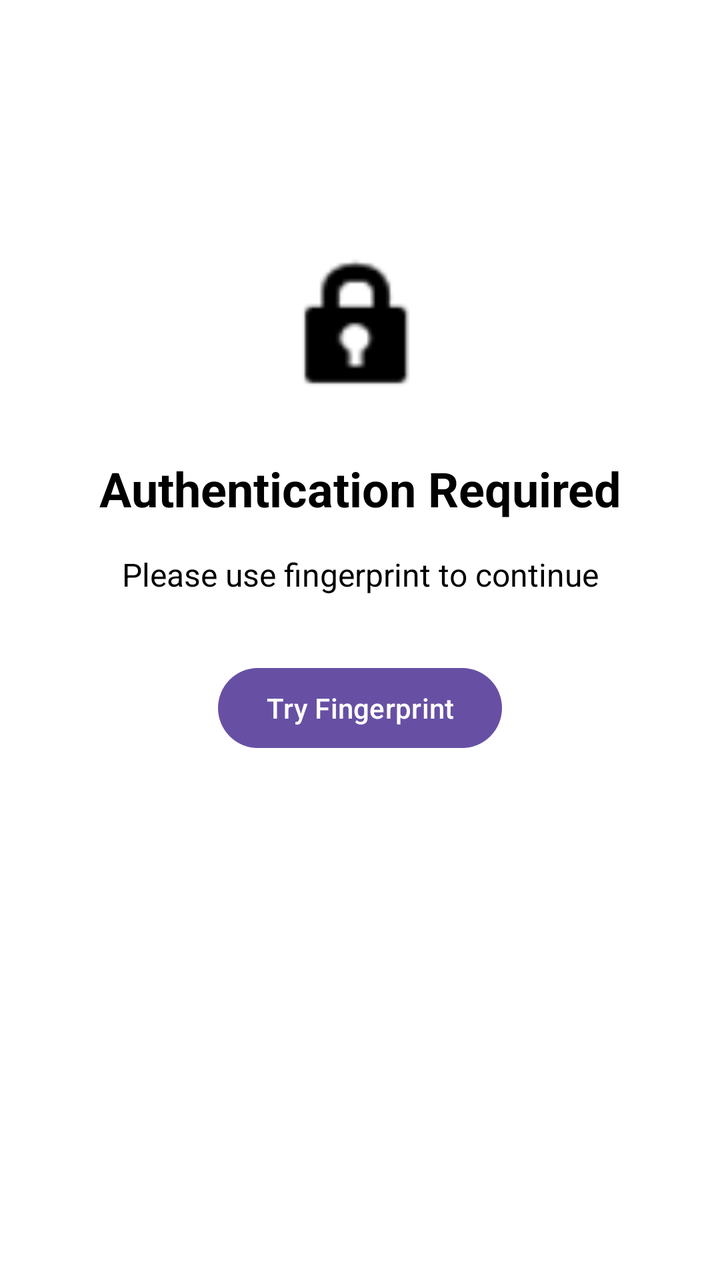
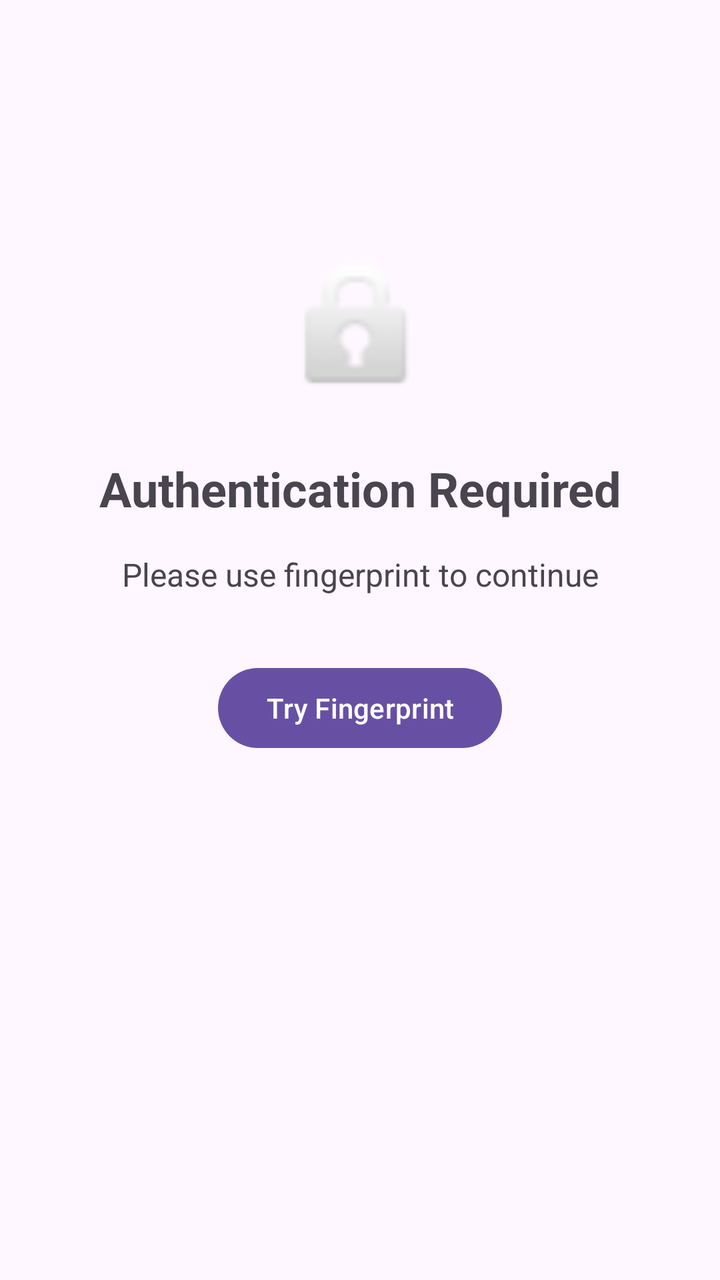

The first picture is an Android layout as it rendered before a commit; the second is the same layout after the commit. The layout source and the unified diff follow.
<!-- AndroidManifest.xml: application theme Theme.Prompy -->
<!-- res/layout/activity_auth.xml -->
<?xml version="1.0" encoding="utf-8"?>
<androidx.constraintlayout.widget.ConstraintLayout xmlns:android="http://schemas.android.com/apk/res/android"
    xmlns:app="http://schemas.android.com/apk/res-auto"
    android:layout_width="match_parent"
    android:layout_height="match_parent"
    android:background="@color/white"
    android:padding="24dp">

    <ImageView
        android:id="@+id/auth_icon"
        android:layout_width="80dp"
        android:layout_height="80dp"
        android:layout_marginTop="100dp"
        android:src="@android:drawable/ic_lock_idle_lock"
        app:layout_constraintEnd_toEndOf="parent"
        app:layout_constraintStart_toStartOf="parent"
        app:layout_constraintTop_toTopOf="parent"
        app:tint="@color/black" />

    <TextView
        android:id="@+id/auth_title"
        android:layout_width="wrap_content"
        android:layout_height="wrap_content"
        android:layout_marginTop="24dp"
        android:text="Authentication Required"
        android:textColor="@color/black"
        android:textSize="24sp"
        android:textStyle="bold"
        app:layout_constraintEnd_toEndOf="parent"
        app:layout_constraintStart_toStartOf="parent"
        app:layout_constraintTop_toBottomOf="@id/auth_icon" />

    <TextView
        android:id="@+id/auth_status"
        android:layout_width="wrap_content"
        android:layout_height="wrap_content"
        android:layout_marginTop="16dp"
        android:text="Please use fingerprint to continue"
        android:textColor="@color/black"
        android:textSize="16sp"
        app:layout_constraintEnd_toEndOf="parent"
        app:layout_constraintStart_toStartOf="parent"
        app:layout_constraintTop_toBottomOf="@id/auth_title" />

    <Button
        android:id="@+id/btn_retry_fingerprint"
        android:layout_width="wrap_content"
        android:layout_height="wrap_content"
        android:layout_marginTop="32dp"
        android:text="Try Fingerprint"
        app:layout_constraintEnd_toEndOf="parent"
        app:layout_constraintStart_toStartOf="parent"
        app:layout_constraintTop_toBottomOf="@id/auth_status" />

    <LinearLayout
        android:id="@+id/pin_container"
        android:layout_width="match_parent"
        android:layout_height="wrap_content"
        android:layout_marginTop="32dp"
        android:orientation="vertical"
        android:visibility="gone"
        app:layout_constraintTop_toBottomOf="@id/auth_status">

        <TextView
            android:layout_width="wrap_content"
            android:layout_height="wrap_content"
            android:layout_gravity="center_horizontal"
            android:text="Too many failures. Enter PIN"
            android:textColor="@color/black"
            android:textSize="16sp" />

        <com.google.android.material.textfield.TextInputLayout
            android:id="@+id/pin_input_layout"
            style="@style/Widget.MaterialComponents.TextInputLayout.OutlinedBox"
            android:layout_width="200dp"
            android:layout_height="wrap_content"
            android:layout_gravity="center_horizontal"
            android:layout_marginTop="16dp"
            android:hint="PIN"
            app:passwordToggleEnabled="true">

            <com.google.android.material.textfield.TextInputEditText
                android:id="@+id/pin_input"
                android:layout_width="match_parent"
                android:layout_height="wrap_content"
                android:inputType="numberPassword"
                android:maxLength="4" />
        </com.google.android.material.textfield.TextInputLayout>

        <Button
            android:id="@+id/btn_submit_pin"
            android:layout_width="wrap_content"
            android:layout_height="wrap_content"
            android:layout_gravity="center_horizontal"
            android:layout_marginTop="16dp"
            android:text="Unlock" />
    </LinearLayout>

</androidx.constraintlayout.widget.ConstraintLayout>
<!-- resources referenced by this layout -->
<resources>
  <color name="black">#FF000000</color>
  <color name="white">#FFFFFFFF</color>
  <style name="Theme.Prompy" parent="Base.Theme.Prompy" />
  <style name="Base.Theme.Prompy" parent="Theme.Material3.DayNight.NoActionBar">
          
          
      </style>
</resources>

<!-- the commit's change to res/layout/activity_auth.xml (unified diff, before → after) -->
@@ -1,9 +1,9 @@
 <?xml version="1.0" encoding="utf-8"?>
 <androidx.constraintlayout.widget.ConstraintLayout xmlns:android="http://schemas.android.com/apk/res/android"
     xmlns:app="http://schemas.android.com/apk/res-auto"
+    android:id="@+id/auth_root"
     android:layout_width="match_parent"
     android:layout_height="match_parent"
-    android:background="@color/white"
     android:padding="24dp">
 
     <ImageView
@@ -14,8 +14,7 @@
         android:src="@android:drawable/ic_lock_idle_lock"
         app:layout_constraintEnd_toEndOf="parent"
         app:layout_constraintStart_toStartOf="parent"
-        app:layout_constraintTop_toTopOf="parent"
-        app:tint="@color/black" />
+        app:layout_constraintTop_toTopOf="parent" />
 
     <TextView
         android:id="@+id/auth_title"
@@ -23,7 +22,6 @@
         android:layout_height="wrap_content"
         android:layout_marginTop="24dp"
         android:text="Authentication Required"
-        android:textColor="@color/black"
         android:textSize="24sp"
         android:textStyle="bold"
         app:layout_constraintEnd_toEndOf="parent"
@@ -36,7 +34,6 @@
         android:layout_height="wrap_content"
         android:layout_marginTop="16dp"
         android:text="Please use fingerprint to continue"
-        android:textColor="@color/black"
         android:textSize="16sp"
         app:layout_constraintEnd_toEndOf="parent"
         app:layout_constraintStart_toStartOf="parent"
@@ -62,11 +59,11 @@
         app:layout_constraintTop_toBottomOf="@id/auth_status">
 
         <TextView
+            android:id="@+id/pin_label"
             android:layout_width="wrap_content"
             android:layout_height="wrap_content"
             android:layout_gravity="center_horizontal"
             android:text="Too many failures. Enter PIN"
-            android:textColor="@color/black"
             android:textSize="16sp" />
 
         <com.google.android.material.textfield.TextInputLayout
<!-- resource entries referenced after the edit -->
@@ -1,7 +1,5 @@
 <!-- resources referenced by this layout -->
 <resources>
-  <color name="black">#FF000000</color>
-  <color name="white">#FFFFFFFF</color>
   <style name="Theme.Prompy" parent="Base.Theme.Prompy" />
   <style name="Base.Theme.Prompy" parent="Theme.Material3.DayNight.NoActionBar">
           
